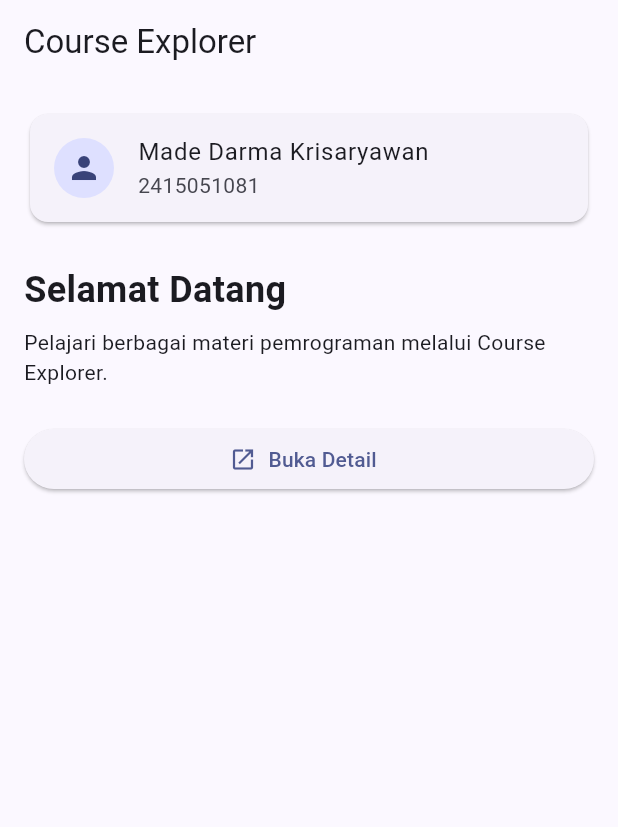
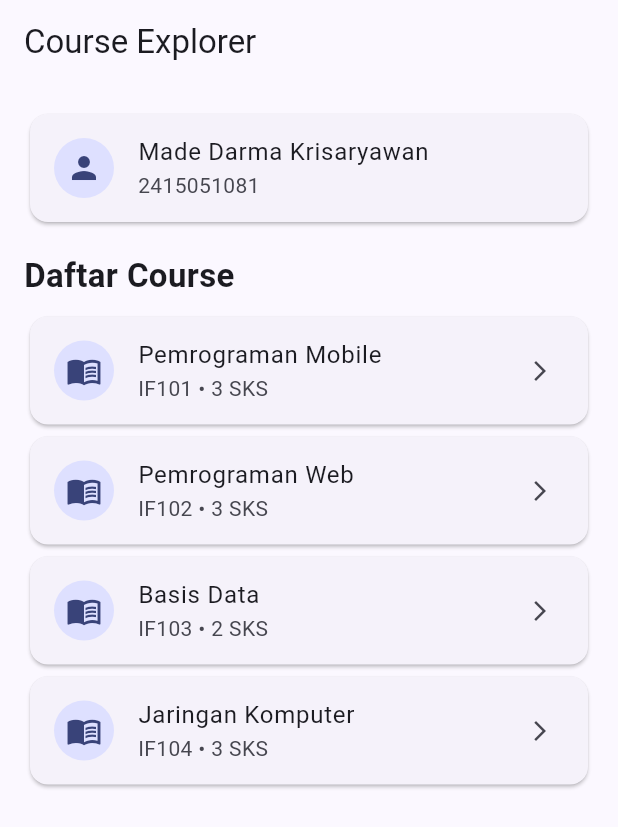
Before and after one commit to darmakrisaryawan-sys/flutter_ui_fundamentals, a Flutter app: the screen it shows after launch, on a phone screen of 412 x 824 dp. Shown: the top 827 px of the screen. Run offline on Flutter 3.47's test engine with Material 3 defaults, Android fonts, the phone set to English and light mode, and no system bars.

Commit message:
Tahap 8: Mengirim data course ke halaman detail

```diff
--- a/lib/main.dart
+++ b/lib/main.dart
@@ -2,6 +2,28 @@ import 'package:flutter/material.dart';
 
 const String studentName = 'Made Darma Krisaryawan';
 const String studentId = '2415051081';
+
+const List<Map<String, dynamic>> courses = [
+  {
+    'title': 'Pemrograman Mobile',
+    'code': 'IF101',
+    'credits': 3,
+    'status': 'Aktif',
+  },
+  {
+    'title': 'Pemrograman Web',
+    'code': 'IF102',
+    'credits': 3,
+    'status': 'Aktif',
+  },
+  {'title': 'Basis Data', 'code': 'IF103', 'credits': 2, 'status': 'Selesai'},
+  {
+    'title': 'Jaringan Komputer',
+    'code': 'IF104',
+    'credits': 3,
+    'status': 'Aktif',
+  },
+];
 
 void main() {
   runApp(const MyApp());
@@ -31,6 +53,57 @@ class HomePage extends StatelessWidget {
   Widget build(BuildContext context) {
     return Scaffold(
       appBar: AppBar(title: const Text('Course Explorer')),
+      body: ListView(
+        padding: const EdgeInsets.all(16),
+        children: [
+          const Card(
+            child: ListTile(
+              leading: CircleAvatar(child: Icon(Icons.person)),
+              title: Text(studentName),
+              subtitle: Text(studentId),
+            ),
+          ),
+          const SizedBox(height: 16),
+          const Text(
+            'Daftar Course',
+            style: TextStyle(fontSize: 22, fontWeight: FontWeight.bold),
+          ),
+          const SizedBox(height: 8),
+          for (final course in courses)
+            Card(
+              child: ListTile(
+                leading: const CircleAvatar(child: Icon(Icons.menu_book)),
+                title: Text(course['title'] as String),
+                subtitle: Text(
+                  '${course['code']} • '
+                  '${course['credits']} SKS',
+                ),
+                trailing: const Icon(Icons.arrow_forward_ios, size: 16),
+                onTap: () {
+                  Navigator.push(
+                    context,
+                    MaterialPageRoute(
+                      builder: (context) => CourseDetailPage(course: course),
+                    ),
+                  );
+                },
+              ),
+            ),
+        ],
+      ),
+    );
+  }
+}
+
+class CourseDetailPage extends StatelessWidget {
+  final Map<String, dynamic> course;
+
+  const CourseDetailPage({super.key, required this.course});
+
+  @override
+  Widget build(BuildContext context) {
+    return Scaffold(
+      appBar: AppBar(title: const Text('Detail Course')),
       body: Padding(
         padding: const EdgeInsets.all(16),
         child: Column(
@@ -44,27 +117,41 @@ class HomePage extends StatelessWidget {
               ),
             ),
             const SizedBox(height: 24),
-            const Text(
-              'Selamat Datang',
-              style: TextStyle(fontSize: 24, fontWeight: FontWeight.bold),
+            Text(
+              course['title'] as String,
+              style: const TextStyle(fontSize: 24, fontWeight: FontWeight.bold),
             ),
-            const SizedBox(height: 8),
-            const Text(
-              'Pelajari berbagai materi pemrograman '
-              'melalui Course Explorer.',
+            const SizedBox(height: 16),
+            Card(
+              child: Column(
+                children: [
+                  ListTile(
+                    leading: const Icon(Icons.tag),
+                    title: const Text('Kode Course'),
+                    subtitle: Text(course['code'] as String),
+                  ),
+                  ListTile(
+                    leading: const Icon(Icons.school),
+                    title: const Text('Jumlah SKS'),
+                    subtitle: Text('${course['credits']} SKS'),
+                  ),
+                  ListTile(
+                    leading: const Icon(Icons.info_outline),
+                    title: const Text('Status'),
+                    subtitle: Text(course['status'] as String),
+                  ),
+                ],
+              ),
             ),
-            const SizedBox(height: 24),
+            const Spacer(),
             SizedBox(
               width: double.infinity,
-              child: ElevatedButton.icon(
+              child: OutlinedButton.icon(
                 onPressed: () {
-                  Navigator.push(
-                    context,
-                    MaterialPageRoute(builder: (context) => const DetailPage()),
-                  );
+                  Navigator.pop(context);
                 },
-                icon: const Icon(Icons.open_in_new),
-                label: const Text('Buka Detail'),
+                icon: const Icon(Icons.arrow_back),
+                label: const Text('Kembali ke Daftar'),
               ),
             ),
           ],
@@ -73,50 +160,3 @@ class HomePage extends StatelessWidget {
     );
   }
 }
-
-class DetailPage extends StatelessWidget {
-  const DetailPage({super.key});
-
-  @override
-  Widget build(BuildContext context) {
-    return Scaffold(
-      appBar: AppBar(title: const Text('Halaman Detail')),
-      body: Padding(
-        padding: const EdgeInsets.all(16),
-        child: Column(
-          crossAxisAlignment: CrossAxisAlignment.start,
-          children: [
-            const Card(
-              child: ListTile(
-                leading: CircleAvatar(child: Icon(Icons.person)),
-                title: Text(studentName),
-                subtitle: Text(studentId),
-              ),
-            ),
-            const SizedBox(height: 24),
-            const Text(
-              'Ini adalah halaman detail.',
-              style: TextStyle(fontSize: 22, fontWeight: FontWeight.bold),
-            ),
-            const SizedBox(height: 12),
-            const Text(
-              'Halaman ini dibuka menggunakan '
-              'Navigator.push().',
-            ),
-            const Spacer(),
-            SizedBox(
-              width: double.infinity,
-              child: ElevatedButton.icon(
-                onPressed: () {
-                  Navigator.pop(context);
-                },
-                icon: const Icon(Icons.arrow_back),
-                label: const Text('Kembali'),
-              ),
-            ),
-          ],
-        ),
-      ),
-    );
-  }
-}
```
